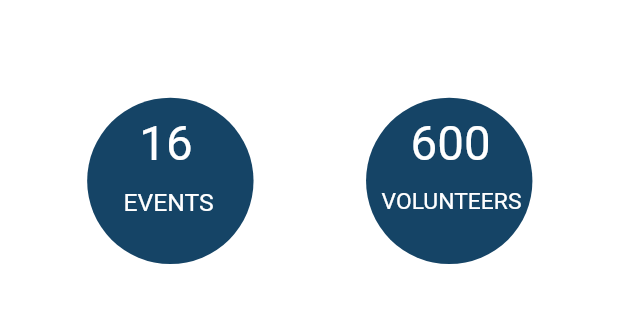
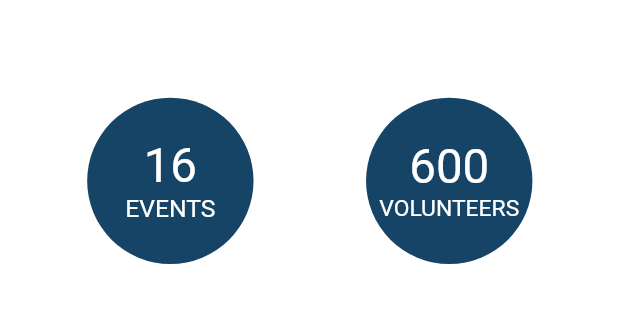
Before and after one commit to PICT-ACM-Student-Chapter/pulzion-23-app, a Flutter app: the AboutUsPage screen opened directly, on a phone screen of 412 x 824 dp, the part 179-502 px from its top. Run offline on Flutter 3.47's test engine with Material 2 defaults, Android fonts, the phone set to English and light mode, and no system bars; drawn by our look-alikes of countup, widget_circular_animator; our stand-ins replace bloc, curved_navigation_bar, firebase_core, firebase_messaging, firebase_remote_config, flutter_bloc and 9 more; missing offline and left inert: glowstone, panorama; accounts and stored records are empty; network calls fail; project files that could hold a hidden picture were left out.

Commit message:
about us done

```diff
--- a/lib/pages/about_us_page/ui/about_us.dart
+++ b/lib/pages/about_us_page/ui/about_us.dart
@@ -63,15 +63,11 @@ class AboutUsPage extends StatelessWidget {
                               shape: BoxShape.circle,
                               color: Color.fromARGB(255, 21, 68, 102),
                             ),
-                            child: Row(
+                            child: Column(
+                              mainAxisAlignment: MainAxisAlignment.center,
+                              crossAxisAlignment: CrossAxisAlignment.center,
                               children: [
-                                Column(children: [
-                                  Padding(
-                                    padding: EdgeInsets.only(
-                                      top: height / 65,
-                                      left: width / 20,
-                                    ),
-                                    child: Countup(
+                                Countup(
                                   begin: 0,
                                   end: 16,
                                   duration: const Duration(seconds: 1),
@@ -81,21 +77,13 @@ class AboutUsPage extends StatelessWidget {
                                     fontSize: width / 13,
                                   ),
                                 ),
-                                  ),
-                                  Padding(
-                                    padding: EdgeInsets.only(
-                                      left: width / 17,
-                                      top: height / 78,
-                                    ),
-                                    child: Text(
+                                Text(
                                   "EVENTS",
                                   style: TextStyle(
                                     fontSize: width / 25,
                                     color: Colors.white,
                                   ),
                                 ),
-                                  ),
-                                ]),
                               ],
                             ),
                           ),
@@ -111,15 +99,11 @@ class AboutUsPage extends StatelessWidget {
                               shape: BoxShape.circle,
                               color: Color.fromARGB(255, 21, 68, 102),
                             ),
-                            child: Row(
+                            child: Column(
+                              mainAxisAlignment: MainAxisAlignment.center,
+                              crossAxisAlignment: CrossAxisAlignment.center,
                               children: [
-                                Column(children: [
-                                  Padding(
-                                    padding: EdgeInsets.only(
-                                      top: height / 65,
-                                      left: width / 45,
-                                    ),
-                                    child: Countup(
+                                Countup(
                                   begin: 0,
                                   end: 600,
                                   duration: const Duration(seconds: 1),
@@ -129,21 +113,13 @@ class AboutUsPage extends StatelessWidget {
                                     fontSize: width / 13,
                                   ),
                                 ),
-                                  ),
-                                  Padding(
-                                    padding: EdgeInsets.only(
-                                      top: height / 78,
-                                      left: width / 40,
-                                    ),
-                                    child: Text(
+                                Text(
                                   "VOLUNTEERS",
                                   style: TextStyle(
                                     fontSize: width / 27,
                                     color: Colors.white,
                                   ),
                                 ),
-                                  ),
-                                ]),
                               ],
                             ),
                           ),
```
Lines whose indentation alone changed are shown as unchanged.
